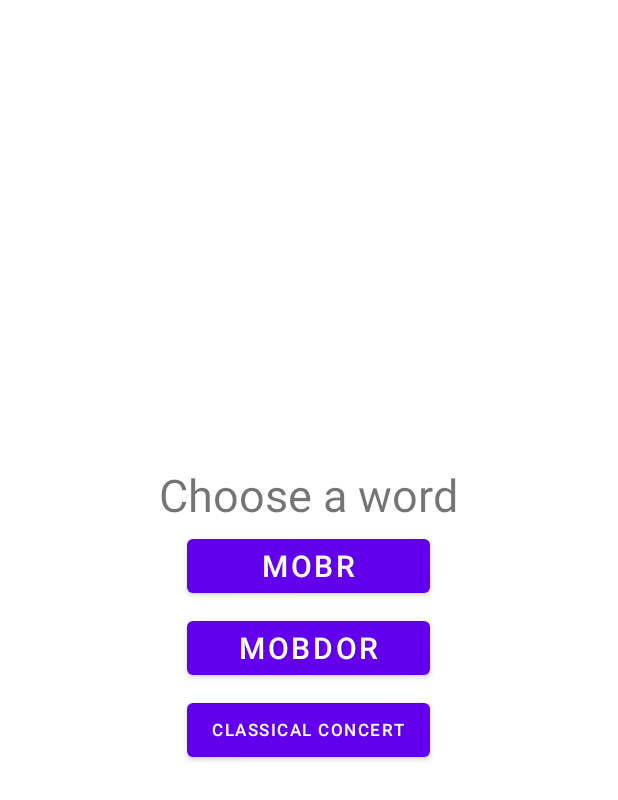
After one commit to GhostDog788/DrawingAppHome, an Android app: the layout word_chooser_dialog.xml on its own in the app's theme, with its tools: preview values and no code run, on a phone screen of 412 x 824 dp. The commit adds this screen. Shown: the top 800 px of the screen. Run offline under Robolectric (Android 15) with nearby library versions, the phone set to English and light mode, and no system bars.

Commit message:
word picker - end game and back to lobby

```diff
--- a/app/src/main/java/il/ghostdog/drawingapp/Constants.kt
+++ b/app/src/main/java/il/ghostdog/drawingapp/Constants.kt
@@ -3,4 +3,6 @@ package il.ghostdog.drawingapp
 object Constants {
     const val defaultWidth = 1058
     var viewWidth = 0
+
+    var GUESS_WORDS_MAP = LinkedHashMap<String, ArrayList<String>>()
 }
--- a/app/src/main/res/layout/activity_main.xml
+++ b/app/src/main/res/layout/activity_main.xml
@@ -34,7 +34,7 @@
                 android:gravity="center"
                 android:padding="5dp"
                 android:maxLines="1"
-                android:text="Guess Word"
+                android:text=""
                 android:background="@color/teal_700"/>
 
             <androidx.recyclerview.widget.RecyclerView
--- /dev/null
+++ b/app/src/main/res/layout/word_chooser_dialog.xml
@@ -0,0 +1,66 @@
+<?xml version="1.0" encoding="utf-8"?>
+<LinearLayout xmlns:android="http://schemas.android.com/apk/res/android"
+    android:layout_width="wrap_content"
+    android:layout_height="wrap_content"
+    android:layout_margin="20dp"
+    android:padding="10dp"
+    android:layout_gravity="center"
+    android:orientation="vertical">
+
+    <TextView
+        android:layout_width="wrap_content"
+        android:layout_height="wrap_content"
+        android:textSize="30dp"
+        android:gravity="center"
+        android:maxLines="2"
+        android:text="Choose a word"/>
+
+    <LinearLayout
+        android:layout_width="match_parent"
+        android:layout_height="wrap_content"
+        android:orientation="vertical"
+        android:layout_marginStart="15dp"
+        android:layout_marginEnd="15dp">
+
+        <Button
+            android:id="@+id/btnOne"
+            android:layout_width="match_parent"
+            android:layout_height="match_parent"
+            android:layout_weight="1"
+            android:layout_margin="3dp"
+            android:autoSizeMaxTextSize="20dp"
+            android:autoSizeMinTextSize="10dp"
+            android:autoSizeTextType="uniform"
+            android:gravity="center"
+            android:maxLines="1"
+            android:text="Mobr"/>
+
+        <Button
+            android:id="@+id/btnTwo"
+            android:layout_width="match_parent"
+            android:layout_height="match_parent"
+            android:layout_weight="1"
+            android:layout_margin="3dp"
+            android:autoSizeMaxTextSize="20dp"
+            android:autoSizeMinTextSize="10dp"
+            android:autoSizeTextType="uniform"
+            android:gravity="center"
+            android:maxLines="1"
+            android:text="MobDor"/>
+
+        <Button
+            android:id="@+id/btnThree"
+            android:layout_width="match_parent"
+            android:layout_height="match_parent"
+            android:layout_weight="1"
+            android:layout_margin="3dp"
+            android:autoSizeMaxTextSize="20dp"
+            android:autoSizeMinTextSize="10dp"
+            android:autoSizeTextType="uniform"
+            android:gravity="center"
+            android:maxLines="1"
+            android:text="Classical Concert"/>
+
+    </LinearLayout>
+
+</LinearLayout>
```
Also changed, not shown: app/src/main/java/il/ghostdog/drawingapp/CreateLobbyActivity.kt (+28 -4 lines), app/src/main/java/il/ghostdog/drawingapp/GamePreferences.kt (added, +13 -0 lines), app/src/main/java/il/ghostdog/drawingapp/MainActivity.kt (+60 -10 lines), app/src/main/java/il/ghostdog/drawingapp/MainMenuActivity.kt (+18 -0 lines), app/src/main/res/layout/activity_create_lobby.xml (+36 -0 lines).
